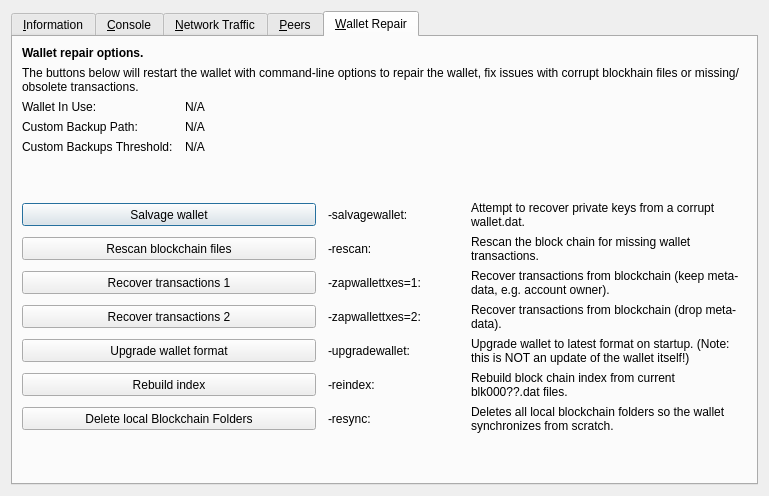
Above: src/qt/forms/rpcconsole.ui from ucacoin/Ucacoin2 before the change. Below: the same form after it.
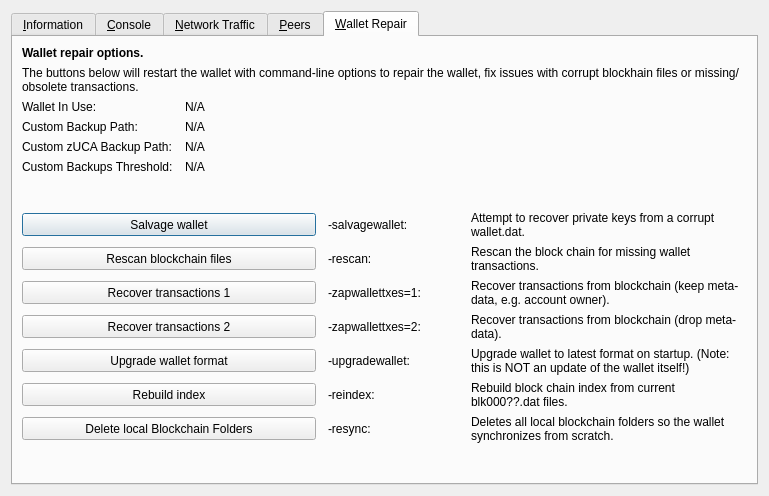
That is the form after the change. The open tabs and pages were chosen to show the change. Icons and pictures are not drawn. Custom widgets are drawn as their Qt base class.

What changed in the file:
```diff
--- a/src/qt/forms/rpcconsole.ui
+++ b/src/qt/forms/rpcconsole.ui
@@ -1328,6 +1328,35 @@
         </widget>
        </item>
        <item row="4" column="0">
+        <widget class="QLabel" name="wallet_customzucabackuppath_label">
+         <property name="visible">
+          <bool>false</bool>
+         </property>
+         <property name="text">
+          <string>Custom zUCA Backup Path:</string>
+         </property>
+        </widget>
+       </item>
+       <item row="4" column="1" colspan="3">
+        <widget class="QLabel" name="wallet_customzucabackuppath">
+         <property name="cursor">
+          <cursorShape>IBeamCursor</cursorShape>
+         </property>
+         <property name="visible">
+          <bool>false</bool>
+         </property>
+         <property name="text">
+          <string>N/A</string>
+         </property>
+         <property name="textFormat">
+          <enum>Qt::PlainText</enum>
+         </property>
+         <property name="textInteractionFlags">
+          <set>Qt::LinksAccessibleByMouse|Qt::TextSelectableByKeyboard|Qt::TextSelectableByMouse</set>
+         </property>
+        </widget>
+       </item>
+       <item row="5" column="0">
         <widget class="QLabel" name="wallet_custombackupthreshold_label">
          <property name="visible">
           <bool>false</bool>
@@ -1337,7 +1366,7 @@
          </property>
         </widget>
        </item>
-       <item row="4" column="1" colspan="3">
+       <item row="5" column="1" colspan="3">
         <widget class="QLabel" name="wallet_custombackupthreshold">
          <property name="cursor">
           <cursorShape>IBeamCursor</cursorShape>
@@ -1356,7 +1385,7 @@
          </property>
         </widget>
        </item>
-       <item row="5" column="0">
+       <item row="6" column="0">
         <spacer name="verticalSpacer_repair1">
          <property name="orientation">
           <enum>Qt::Vertical</enum>
@@ -1369,7 +1398,7 @@
          </property>
         </spacer>
        </item>
-       <item row="6" column="0" colspan="2">
+       <item row="7" column="0" colspan="2">
         <widget class="QPushButton" name="btn_salvagewallet">
          <property name="minimumSize">
           <size>
@@ -1382,14 +1411,14 @@
          </property>
         </widget>
        </item>
-       <item row="6" column="2">
+       <item row="7" column="2">
         <widget class="QLabel" name="label_repair_salvage_command">
          <property name="text">
           <string notr="true">-salvagewallet:</string>
          </property>
         </widget>
        </item>
-       <item row="6" column="3">
+       <item row="7" column="3">
         <widget class="QLabel" name="label_repair_salvage">
          <property name="text">
           <string>Attempt to recover private keys from a corrupt wallet.dat.</string>
@@ -1399,7 +1428,7 @@
          </property>
         </widget>
        </item>
-       <item row="7" column="0" colspan="2">
+       <item row="8" column="0" colspan="2">
         <widget class="QPushButton" name="btn_rescan">
          <property name="minimumSize">
           <size>
@@ -1412,14 +1441,14 @@
          </property>
         </widget>
        </item>
-       <item row="7" column="2">
+       <item row="8" column="2">
         <widget class="QLabel" name="label_repair_rescan_command">
          <property name="text">
           <string notr="true">-rescan:</string>
          </property>
         </widget>
        </item>
-       <item row="7" column="3">
+       <item row="8" column="3">
         <widget class="QLabel" name="label_repair_rescan">
          <property name="text">
           <string>Rescan the block chain for missing wallet transactions.</string>
@@ -1429,7 +1458,7 @@
          </property>
         </widget>
        </item>
-       <item row="8" column="0" colspan="2">
+       <item row="9" column="0" colspan="2">
         <widget class="QPushButton" name="btn_zapwallettxes1">
          <property name="minimumSize">
           <size>
@@ -1442,14 +1471,14 @@
          </property>
         </widget>
        </item>
-       <item row="8" column="2">
+       <item row="9" column="2">
         <widget class="QLabel" name="label_repair_zap1_command">
          <property name="text">
           <string notr="true">-zapwallettxes=1:</string>
          </property>
         </widget>
        </item>
-       <item row="8" column="3">
+       <item row="9" column="3">
         <widget class="QLabel" name="label_repair_zap1">
          <property name="text">
           <string>Recover transactions from blockchain (keep meta-data, e.g. account owner).</string>
@@ -1459,7 +1488,7 @@
          </property>
         </widget>
        </item>
-       <item row="9" column="0" colspan="2">
+       <item row="10" column="0" colspan="2">
         <widget class="QPushButton" name="btn_zapwallettxes2">
          <property name="minimumSize">
           <size>
@@ -1472,14 +1501,14 @@
          </property>
         </widget>
        </item>
-       <item row="9" column="2">
+       <item row="10" column="2">
         <widget class="QLabel" name="label_repair_zap2_command">
          <property name="text">
           <string notr="true">-zapwallettxes=2:</string>
          </property>
         </widget>
        </item>
-       <item row="9" column="3">
+       <item row="10" column="3">
         <widget class="QLabel" name="label_repair_zap2">
          <property name="text">
           <string>Recover transactions from blockchain (drop meta-data).</string>
@@ -1489,7 +1518,7 @@
          </property>
         </widget>
        </item>
-       <item row="10" column="0" colspan="2">
+       <item row="11" column="0" colspan="2">
         <widget class="QPushButton" name="btn_upgradewallet">
          <property name="minimumSize">
           <size>
@@ -1502,14 +1531,14 @@
          </property>
         </widget>
        </item>
-       <item row="10" column="2">
+       <item row="11" column="2">
         <widget class="QLabel" name="label_repair_upgrade_command">
          <property name="text">
           <string notr="true">-upgradewallet:</string>
          </property>
         </widget>
        </item>
-       <item row="10" column="3">
+       <item row="11" column="3">
         <widget class="QLabel" name="label_repair_upgrade">
          <property name="text">
           <string>Upgrade wallet to latest format on startup. (Note: this is NOT an update of the wallet itself!)</string>
@@ -1519,7 +1548,7 @@
          </property>
         </widget>
        </item>
-       <item row="11" column="0" colspan="2">
+       <item row="12" column="0" colspan="2">
         <widget class="QPushButton" name="btn_reindex">
          <property name="minimumSize">
           <size>
@@ -1532,14 +1561,14 @@
          </property>
         </widget>
        </item>
-       <item row="11" column="2">
+       <item row="12" column="2">
         <widget class="QLabel" name="label_repair_reindex_command">
          <property name="text">
           <string notr="true">-reindex:</string>
          </property>
         </widget>
        </item>
-       <item row="11" column="3">
+       <item row="12" column="3">
         <widget class="QLabel" name="label_repair_reindex">
          <property name="text">
           <string>Rebuild block chain index from current blk000??.dat files.</string>
@@ -1549,7 +1578,7 @@
          </property>
         </widget>
        </item>
-       <item row="12" column="0" colspan="2">
+       <item row="13" column="0" colspan="2">
         <widget class="QPushButton" name="btn_resync">
          <property name="minimumSize">
           <size>
@@ -1562,14 +1591,14 @@
          </property>
         </widget>
        </item>
-       <item row="12" column="2">
+       <item row="13" column="2">
         <widget class="QLabel" name="label_repair_resync_command">
          <property name="text">
           <string>-resync:</string>
          </property>
         </widget>
        </item>
-       <item row="12" column="3">
+       <item row="13" column="3">
         <widget class="QLabel" name="label_repair_resync">
          <property name="text">
           <string>Deletes all local blockchain folders so the wallet synchronizes from scratch.</string>
@@ -1579,7 +1608,7 @@
          </property>
         </widget>
        </item>
-       <item row="13" column="0">
+       <item row="14" column="0">
         <spacer name="verticalSpacer_repair2">
          <property name="orientation">
           <enum>Qt::Vertical</enum>
```
